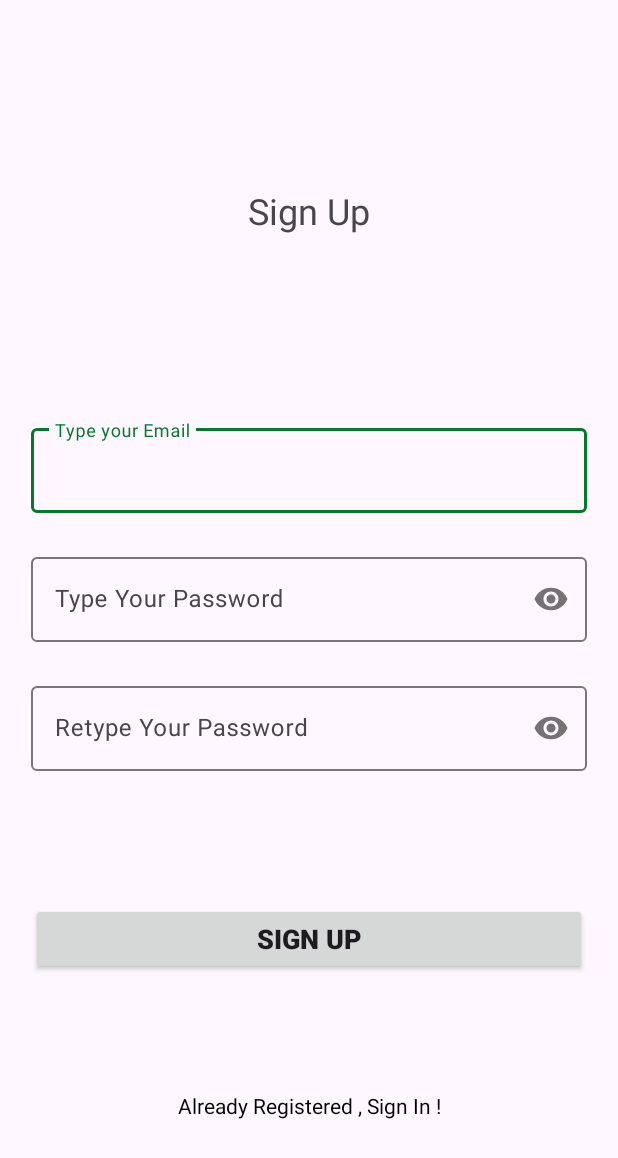
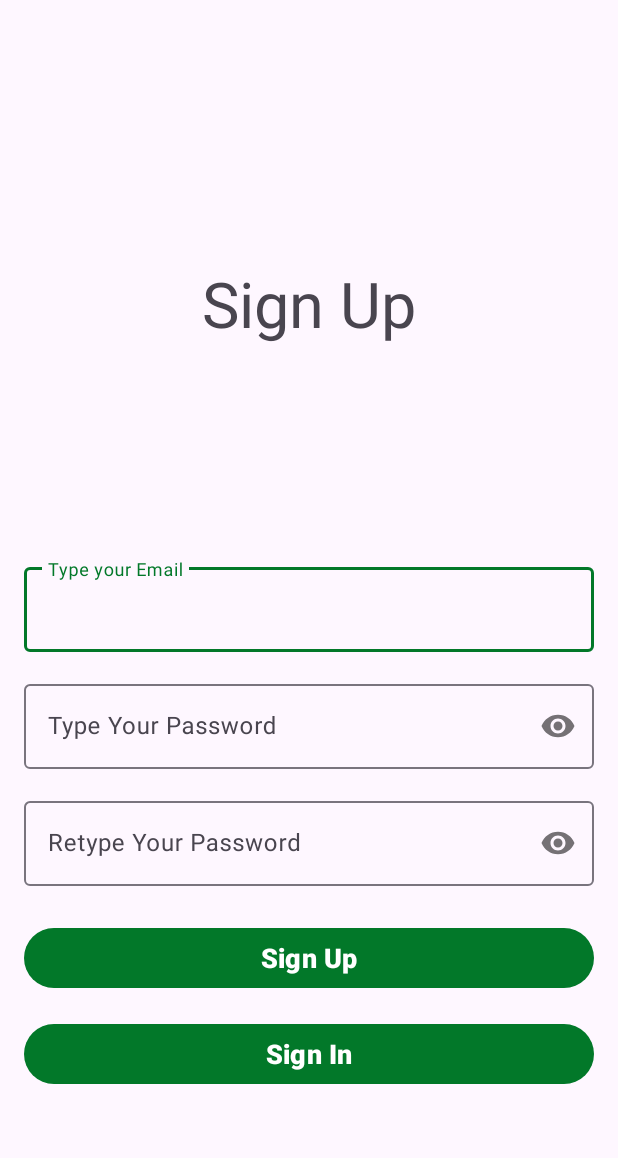
Before and after one commit to christmaaas/family-budget-manager, an Android app: the SignUpActivity screen opened directly, with no data from a screen before it, on a phone screen of 412 x 824 dp. Shown: the top 1158 px of the screen. Run offline under Robolectric (Android 15) with nearby library versions, the phone set to English and light mode, and no system bars; our stand-ins replace Firebase (no records; nobody signed in at launch, a user with empty details on screens opened directly).

Commit message:
sign in and sign up interface changed

```diff
--- a/app/src/main/java/com/example/familybudgetmanager/auth/SignInActivity.kt
+++ b/app/src/main/java/com/example/familybudgetmanager/auth/SignInActivity.kt
@@ -27,13 +27,13 @@ class SignInActivity : AppCompatActivity() {
 
         setContentView(binding.root)
 
-        binding.textView.setOnClickListener {
+        binding.buttonSignUp.setOnClickListener {
             val intent = Intent(this, SignUpActivity::class.java)
             startActivity(intent)
             finish()
         }
 
-        binding.button.setOnClickListener {
+        binding.buttonSignIn.setOnClickListener {
             val email = binding.emailEt.text.toString()
             val pass = binding.passET.text.toString()
 
--- a/app/src/main/java/com/example/familybudgetmanager/auth/SignUpActivity.kt
+++ b/app/src/main/java/com/example/familybudgetmanager/auth/SignUpActivity.kt
@@ -27,13 +27,13 @@ class SignUpActivity : AppCompatActivity() {
 
         setContentView(binding.root)
 
-        binding.textView.setOnClickListener {
+        binding.buttonSignIn.setOnClickListener {
             val intent = Intent(this, SignInActivity::class.java)
             startActivity(intent)
             finish()
         }
 
-        binding.button.setOnClickListener {
+        binding.buttonSignUp.setOnClickListener {
             val email = binding.emailEt.text.toString()
             val pass = binding.passET.text.toString()
             val confirmPass = binding.confirmPassEt.text.toString()
--- a/app/src/main/res/layout/activity_sign_up.xml
+++ b/app/src/main/res/layout/activity_sign_up.xml
@@ -3,26 +3,27 @@
     xmlns:app="http://schemas.android.com/apk/res-auto"
     xmlns:tools="http://schemas.android.com/tools"
     android:layout_width="match_parent"
-    android:layout_height="match_parent">
+    android:layout_height="match_parent"
+    android:padding="16dp">
 
     <TextView
         android:layout_width="wrap_content"
         android:layout_height="wrap_content"
         android:text="Sign Up"
-        android:textSize="24sp"
-        app:layout_constraintBottom_toTopOf="@+id/guideline3"
-        app:layout_constraintEnd_toStartOf="@+id/guideline2"
-        app:layout_constraintStart_toStartOf="@+id/guideline"
-        app:layout_constraintTop_toTopOf="parent" />
+        android:textSize="42sp"
+        app:layout_constraintBottom_toTopOf="@+id/guideline4"
+        app:layout_constraintEnd_toEndOf="parent"
+        app:layout_constraintStart_toStartOf="parent"
+        app:layout_constraintTop_toTopOf="parent"
+        android:layout_marginTop="16dp" />
 
     <com.google.android.material.textfield.TextInputLayout
         android:id="@+id/emailLayout"
         android:layout_width="0dp"
         android:layout_height="wrap_content"
-        app:layout_constraintEnd_toEndOf="@id/guideline2"
-        app:layout_constraintHorizontal_bias="0.5"
-        app:layout_constraintStart_toStartOf="@id/guideline"
-        app:layout_constraintTop_toTopOf="@id/guideline3">
+        app:layout_constraintEnd_toEndOf="parent"
+        app:layout_constraintStart_toStartOf="parent"
+        app:layout_constraintTop_toTopOf="@id/guideline4">
 
         <com.google.android.material.textfield.TextInputEditText
             android:id="@+id/emailEt"
@@ -36,10 +37,9 @@
         android:id="@+id/passwordLayout"
         android:layout_width="0dp"
         android:layout_height="wrap_content"
-        android:layout_marginTop="24dp"
-        app:layout_constraintEnd_toEndOf="@id/guideline2"
-        app:layout_constraintHorizontal_bias="0.5"
-        app:layout_constraintStart_toStartOf="@id/guideline"
+        android:layout_marginTop="16dp"
+        app:layout_constraintEnd_toEndOf="parent"
+        app:layout_constraintStart_toStartOf="parent"
         app:layout_constraintTop_toBottomOf="@id/emailLayout"
         app:passwordToggleEnabled="true">
 
@@ -55,10 +55,9 @@
         android:id="@+id/confirmPasswordLayout"
         android:layout_width="0dp"
         android:layout_height="wrap_content"
-        android:layout_marginTop="24dp"
-        app:layout_constraintEnd_toEndOf="@id/guideline2"
-        app:layout_constraintHorizontal_bias="0.5"
-        app:layout_constraintStart_toStartOf="@id/guideline"
+        android:layout_marginTop="16dp"
+        app:layout_constraintEnd_toEndOf="parent"
+        app:layout_constraintStart_toStartOf="parent"
         app:layout_constraintTop_toBottomOf="@id/passwordLayout"
         app:passwordToggleEnabled="true">
 
@@ -70,49 +69,35 @@
             android:inputType="textPassword" />
     </com.google.android.material.textfield.TextInputLayout>
 
-    <android.widget.Button
-        android:id="@+id/button"
+    <Button
+        android:id="@+id/buttonSignUp"
         android:layout_width="0dp"
         android:layout_height="wrap_content"
         android:text="Sign Up"
         android:textStyle="bold"
         android:textSize="18sp"
-        app:layout_constraintBottom_toBottomOf="parent"
-        app:layout_constraintEnd_toEndOf="@id/guideline2"
-        app:layout_constraintHorizontal_bias="0.5"
-        app:layout_constraintStart_toStartOf="@id/guideline"
-        app:layout_constraintTop_toBottomOf="@+id/passwordLayout" />
+        app:layout_constraintEnd_toEndOf="parent"
+        app:layout_constraintStart_toStartOf="parent"
+        app:layout_constraintTop_toBottomOf="@id/confirmPasswordLayout"
+        android:layout_marginTop="24dp" />
 
-    <TextView
-        android:id="@+id/textView"
-        android:layout_width="wrap_content"
+    <Button
+        android:id="@+id/buttonSignIn"
+        android:layout_width="0dp"
         android:layout_height="wrap_content"
-        android:textColor="@color/black"
-        android:text="Already Registered , Sign In !"
-        app:layout_constraintBottom_toBottomOf="parent"
-        app:layout_constraintEnd_toEndOf="@id/guideline2"
-        app:layout_constraintHorizontal_bias="0.5"
-        app:layout_constraintStart_toStartOf="@id/guideline"
-        app:layout_constraintTop_toBottomOf="@+id/button" />
+        android:text="Sign In"
+        android:textStyle="bold"
+        android:textSize="18sp"
+        app:layout_constraintEnd_toEndOf="parent"
+        app:layout_constraintStart_toStartOf="parent"
+        app:layout_constraintTop_toBottomOf="@id/buttonSignUp"
+        android:layout_marginTop="16dp" />
 
     <androidx.constraintlayout.widget.Guideline
-        android:id="@+id/guideline"
-        android:layout_width="wrap_content"
-        android:layout_height="wrap_content"
-        android:orientation="vertical"
-        app:layout_constraintGuide_percent="0.05" />
-
-    <androidx.constraintlayout.widget.Guideline
-        android:id="@+id/guideline2"
-        android:layout_width="wrap_content"
-        android:layout_height="wrap_content"
-        android:orientation="vertical"
-        app:layout_constraintGuide_percent="0.95" />
-
-    <androidx.constraintlayout.widget.Guideline
-        android:id="@+id/guideline3"
+        android:id="@+id/guideline4"
         android:layout_width="wrap_content"
         android:layout_height="wrap_content"
         android:orientation="horizontal"
-        app:layout_constraintGuide_percent="0.34" />
+        app:layout_constraintGuide_percent="0.45" />
+
 </androidx.constraintlayout.widget.ConstraintLayout>
```
Also changed, not shown: app/src/main/res/layout/activity_sign_in.xml (+33 -51 lines).
